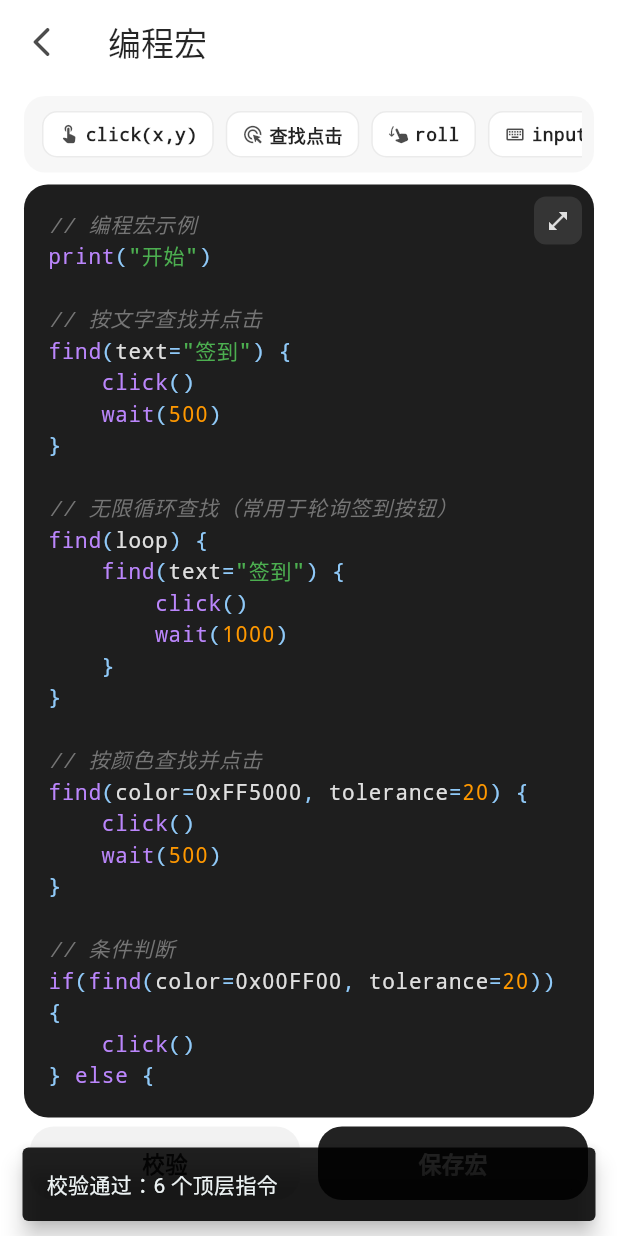
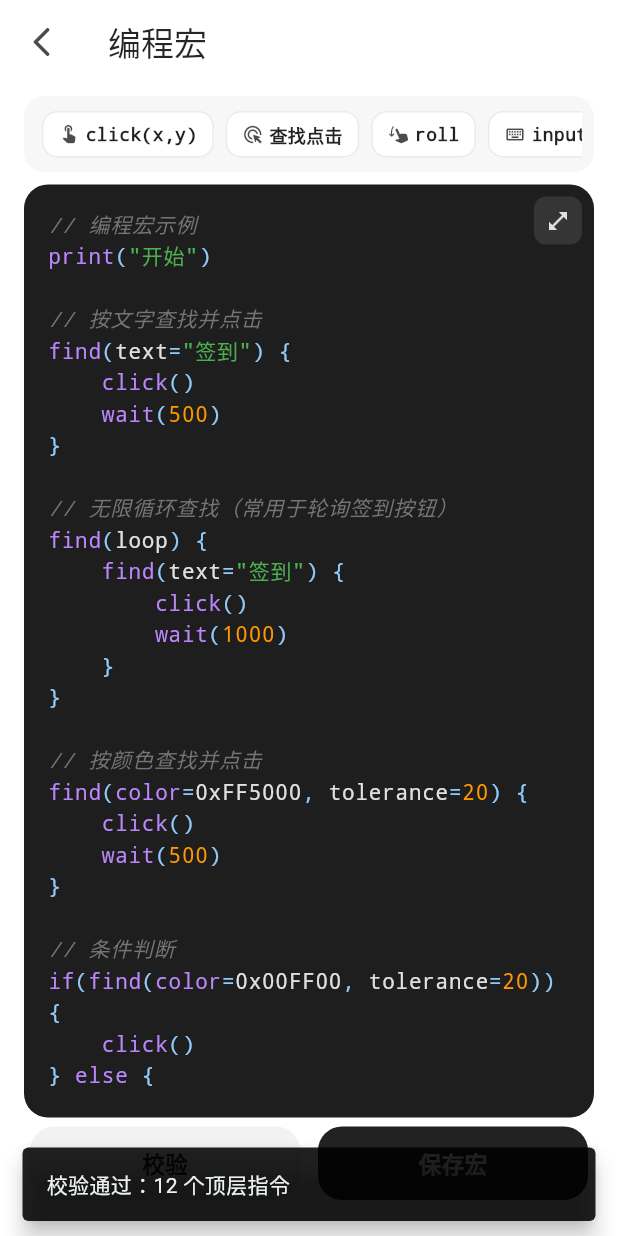
Before and after one commit to QangXing/Isolation, a Flutter app: the ProgramMacroScreen screen opened directly, after a tap on "校验", on a phone screen of 412 x 824 dp. Run offline on Flutter 3.47's test engine with Material 3 defaults, Android fonts, the phone set to English and light mode, and no system bars; our stand-ins replace file_picker, share_plus, shared_preferences; accounts and stored records are empty.

Commit message:
feat: highlight new keywords and update macro template

```diff
--- a/lib/screens/program_macro_screen.dart
+++ b/lib/screens/program_macro_screen.dart
@@ -55,6 +55,21 @@ if(find(color=0x00FF00, tolerance=20)) {
 }
 
 print("完成")
+
+// 变量与表达式
+int score = 0
+score = score + 1
+
+point btn = point(100, 200)
+click(btn)
+
+for (int i = 0; i < 3; i = i + 1) {
+    roll(0, 300, 500)
+}
+
+if (score > 0) {
+    print("得分大于 0")
+}
 ''';
 
   @override
--- a/lib/services/macro_program_parser.dart
+++ b/lib/services/macro_program_parser.dart
@@ -621,7 +621,8 @@ class _BlockParser {
     }
 
     // 变量声明：int score = 0 或 point btn = point(100, 200)
-    final declMatch = RegExp(r'^(\w+)\s+([a-zA-Z_][a-zA-Z0-9_]*)\s*=\s*(.*)$')
+    final declMatch = RegExp(
+            r'^(int|double|point|color)\s+([a-zA-Z_][a-zA-Z0-9_]*)\s*=\s*(.*)$')
         .firstMatch(line.text);
     if (declMatch != null) {
       final varType = declMatch.group(1)!;
--- a/lib/services/macro_syntax_highlighter.dart
+++ b/lib/services/macro_syntax_highlighter.dart
@@ -23,6 +23,11 @@ class MacroSyntaxHighlighter {
     'recent',
     'true',
     'false',
+    'int',
+    'double',
+    'point',
+    'color',
+    'var',
   ];
 
   static const Color _keywordColor = Color(0xFFBB86FC); // 紫色
```
